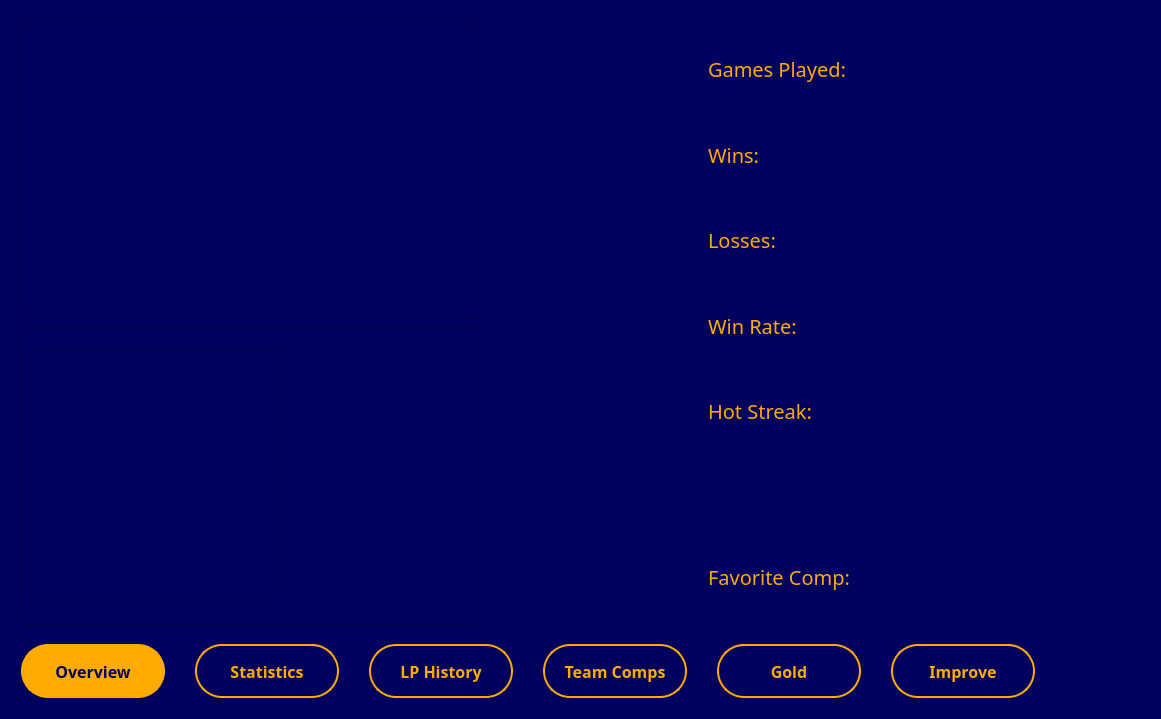
First picture: the form in analyticswindow.ui, repository YannikSahl/TFT-Analyzer, before the edit.
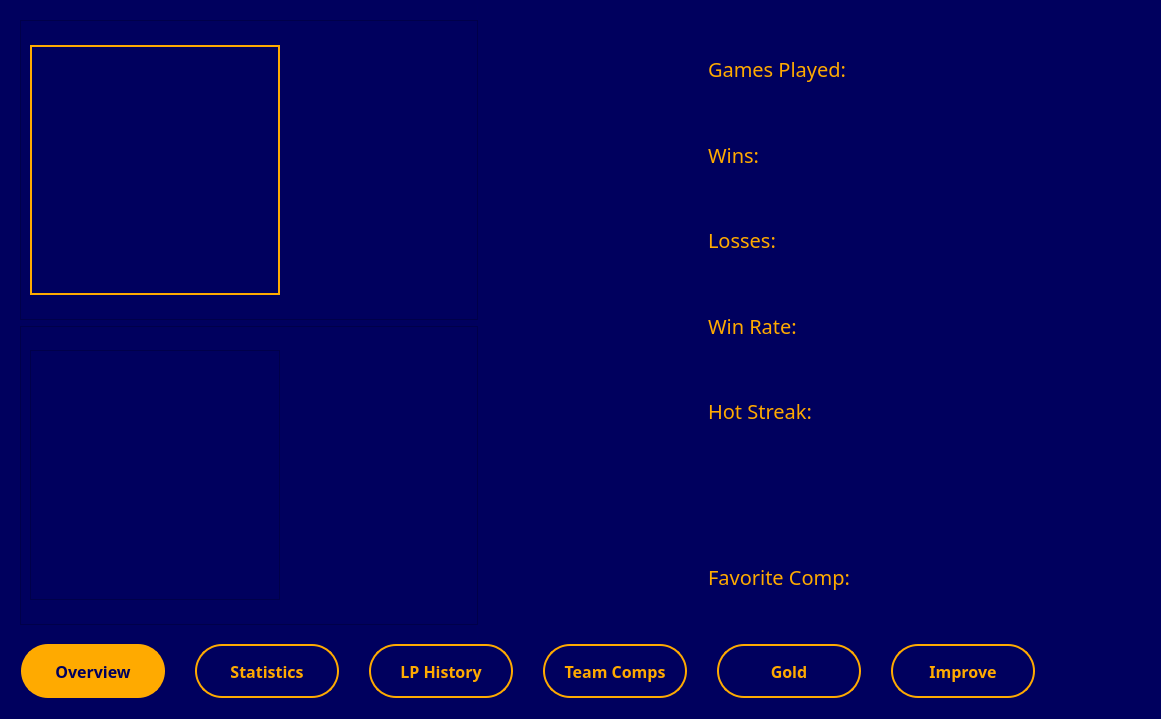
Second picture: the form after the edit. Icons and pictures are not drawn.

Patch:
```diff
--- a/analyticswindow.ui
+++ b/analyticswindow.ui
@@ -285,6 +285,10 @@
               <height>250</height>
              </size>
             </property>
+            <property name="styleSheet">
+             <string notr="true">border: 2px solid;
+border-color: rgb(255, 170, 0);</string>
+            </property>
             <property name="text">
              <string>&lt;html&gt;&lt;head/&gt;&lt;body&gt;&lt;p&gt;&lt;br/&gt;&lt;/p&gt;&lt;/body&gt;&lt;/html&gt;</string>
             </property>
```
